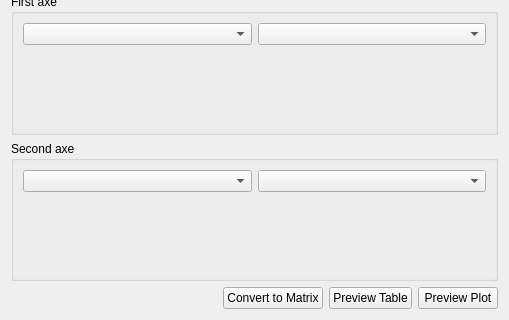
The window that pyleecan/GUI/Tools/WImport/WImportExcel/WImportExcel.ui (Eomys/pyleecan) describes before a commit, drawn with Qt 5; both pictures show x 0 to 509 and y 191 to 511 of the 509 by 511 pixel window.
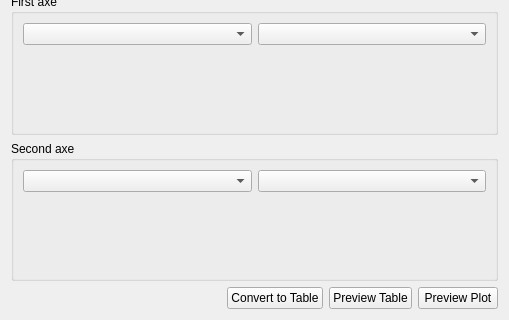
The same window after the commit. Custom widgets are drawn as their Qt base class.

Commit message: [CO] Adding Plot table

Patch:
```diff
--- a/pyleecan/GUI/Tools/WImport/WImportExcel/WImportExcel.ui
+++ b/pyleecan/GUI/Tools/WImport/WImportExcel/WImportExcel.ui
@@ -175,7 +175,7 @@
      <item>
       <widget class="QPushButton" name="b_convert">
        <property name="text">
-        <string>Convert to Matrix</string>
+        <string>Convert to Table</string>
        </property>
       </widget>
      </item>
```
The commit also changes 6 other files.
